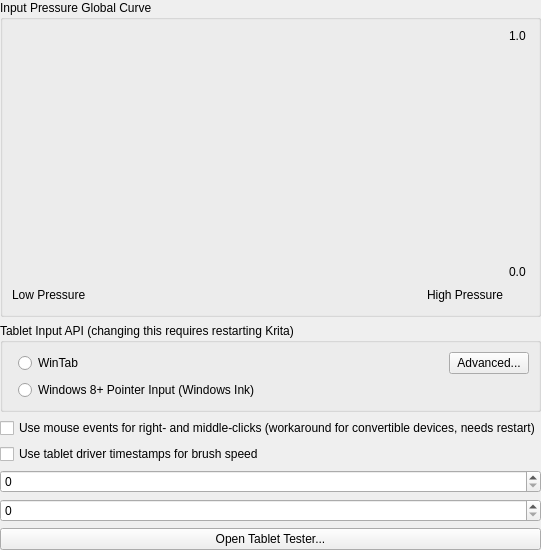
First picture: the form in libs/ui/forms/wdgtabletsettings.ui, repository KDE/krita, before the edit.
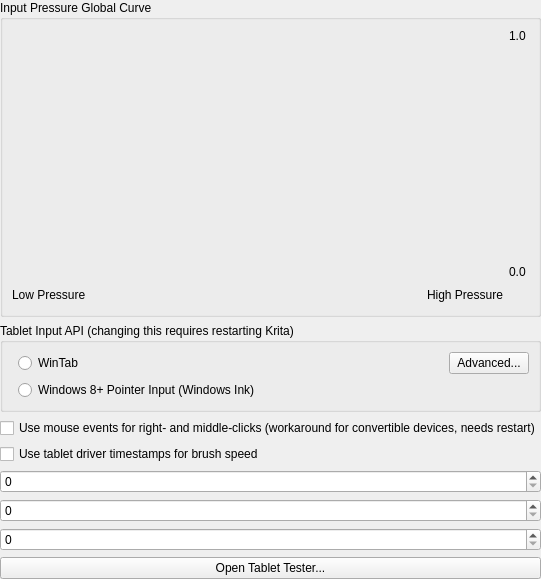
Second picture: the form after the edit. Custom widgets are drawn as their Qt base class.

Commit message:
Add a global pen tilt direction offset
This is meant to tune the brushes' response based
on user's hand preference.

BUG:433440

```diff
--- a/libs/ui/forms/wdgtabletsettings.ui
+++ b/libs/ui/forms/wdgtabletsettings.ui
@@ -214,6 +214,19 @@
      </property>
     </widget>
    </item>
+   <item>
+    <widget class="KisSliderSpinBox" name="intTiltDirectionOffset" native="true">
+     <property name="sizePolicy">
+      <sizepolicy hsizetype="MinimumExpanding" vsizetype="Minimum">
+       <horstretch>0</horstretch>
+       <verstretch>0</verstretch>
+      </sizepolicy>
+     </property>
+     <property name="toolTip">
+      <string>Angle offset added to the reported pen tilt direction.</string>
+     </property>
+    </widget>
+   </item>
    <item>
     <widget class="QPushButton" name="btnTabletTest">
      <property name="text">
```
Left out of the diff: 2 changed lines with no effect on the pictures. The commit also changes 5 other files.
